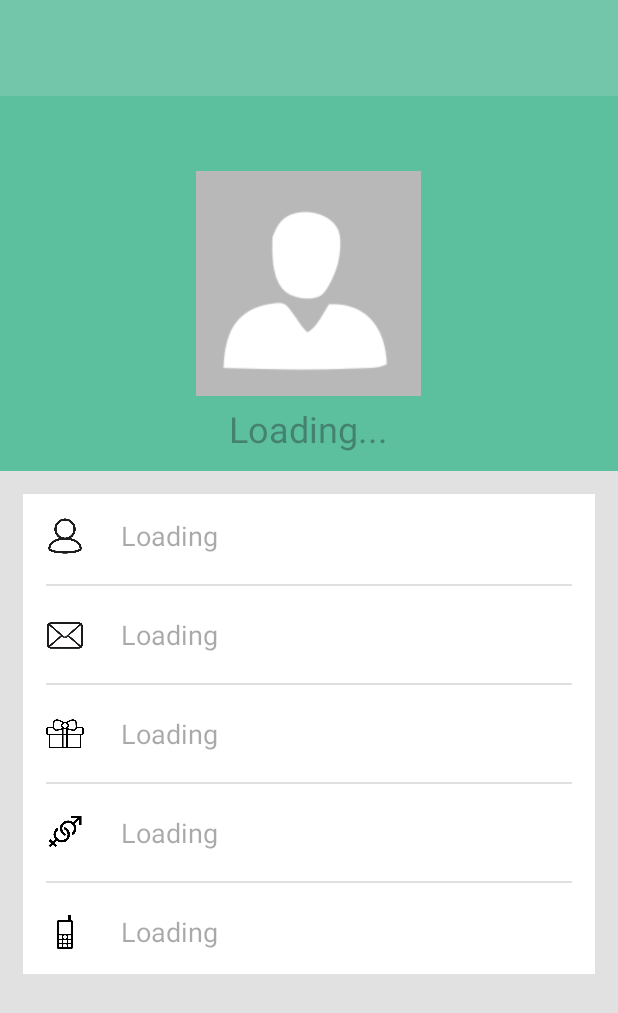
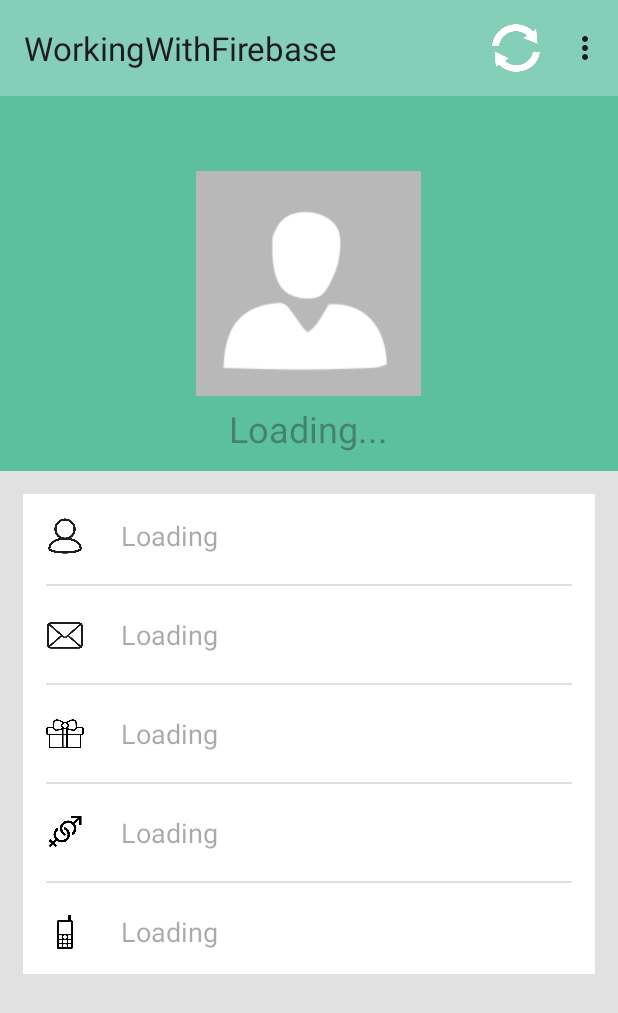
Before and after one commit to Henosit/Barbershop-Application, an Android app: the FragmentUserProfile screen opened directly, with no data from a screen before it, on a phone screen of 412 x 824 dp. Shown: the top 1013 px of the screen. Run offline under Robolectric (Android 15) with nearby library versions, the phone set to English and light mode, and no system bars; our stand-ins replace Firebase (no records; nobody signed in at launch, a user with empty details on screens opened directly).

Commit message:
added a main menu in main activity that is visible only in fragment user profile!

```diff
--- a/app/src/main/java/com/example/workingwithfirebase/activities/MainActivity.java
+++ b/app/src/main/java/com/example/workingwithfirebase/activities/MainActivity.java
@@ -2,37 +2,136 @@ package com.example.workingwithfirebase.activities;
 
 import androidx.appcompat.app.AppCompatActivity;
 
-import androidx.annotation.NonNull;
 import androidx.appcompat.widget.Toolbar;
-import androidx.core.view.MenuProvider;
 import androidx.navigation.Navigation;
+import androidx.navigation.fragment.NavHostFragment;
 
+import android.content.Intent;
 import android.os.Bundle;
-import android.util.Log;
 import android.view.Menu;
 import android.view.MenuInflater;
 import android.view.MenuItem;
 import android.view.View;
-import android.widget.EditText;
-import android.widget.TextView;
 import android.widget.Toast;
 
 import com.example.workingwithfirebase.R;
-import com.google.android.gms.tasks.OnCompleteListener;
-import com.google.android.gms.tasks.Task;
-import com.google.firebase.auth.AuthResult;
-import com.google.firebase.auth.FirebaseAuth;
-import com.google.firebase.database.DataSnapshot;
-import com.google.firebase.database.DatabaseError;
-import com.google.firebase.database.DatabaseReference;
-import com.google.firebase.database.FirebaseDatabase;
-import com.google.firebase.database.ValueEventListener;
+import com.example.workingwithfirebase.fragments.FragmentUserProfile;
 
 public class MainActivity extends AppCompatActivity {
 
+    private Toolbar toolbar;
     @Override
     protected void onCreate(Bundle savedInstanceState) {
         super.onCreate(savedInstanceState);
         setContentView(R.layout.activity_main);
+
+        // Find the Toolbar by its ID
+        toolbar = findViewById(R.id.toolbar);
+
+        // Set the Toolbar as the support action bar
+        setSupportActionBar(toolbar);
+    }
+
+    @Override
+    public boolean onCreateOptionsMenu(Menu menu) {
+        MenuInflater inflater = getMenuInflater();
+        inflater.inflate(R.menu.main_menu, menu);
+
+        // Find the NavHostFragment
+        NavHostFragment navHostFragment = (NavHostFragment) getSupportFragmentManager().findFragmentById(R.id.fragmentContainerView);
+        if (navHostFragment!=null) {
+            // Find the FragmentUserProfile within the NavHostFragment
+            try {
+                FragmentUserProfile fragmentUserProfile = (FragmentUserProfile) navHostFragment.getChildFragmentManager().getFragments().get(0);
+                if (fragmentUserProfile != null) {
+                    MenuItem refreshMenuItem = menu.findItem(R.id.menu_refresh);
+                    refreshMenuItem.setOnMenuItemClickListener(new MenuItem.OnMenuItemClickListener() {
+                        @Override
+                        public boolean onMenuItemClick(MenuItem item) {
+                            // Refresh
+                            fragmentUserProfile.refresh();
+                            overridePendingTransition(0,0);
+                            return true;
+                        }
+                    });
+
+//                MenuItem updateProfileMenuItem = menu.findItem(R.id.menu_update_profile);
+//                updateProfileMenuItem.setOnMenuItemClickListener(new MenuItem.OnMenuItemClickListener() {
+//                    @Override
+//                    public boolean onMenuItemClick(MenuItem item) {
+//                        // Update Profile
+//                        Intent intent = new Intent (MainActivity.this, UpdateProfileActivity.class);
+//                        startActivity(intent);
+//                        return true;
+//                    }
+//                });
+
+//                MenuItem updateEmailMenuItem = menu.findItem(R.id.menu_update_email);
+//                updateEmailMenuItem.setOnMenuItemClickListener(new MenuItem.OnMenuItemClickListener() {
+//                    @Override
+//                    public boolean onMenuItemClick(MenuItem item) {
+//                        // Update Email
+//                        Intent intent = new Intent (MainActivity.this, UpdateEmailActivity.class);
+//                        startActivity(intent);
+//                        return true;
+//                    }
+//                });
+
+                    MenuItem settingsMenuItem = menu.findItem(R.id.menu_settings);
+                    settingsMenuItem.setOnMenuItemClickListener(new MenuItem.OnMenuItemClickListener() {
+                        @Override
+                        public boolean onMenuItemClick(MenuItem item) {
+                            // Settings
+                            Toast.makeText(MainActivity.this,"Settings",Toast.LENGTH_SHORT).show();
+                            return true;
+                        }
+                    });
+
+//                MenuItem changePasswordMenuItem = menu.findItem(R.id.menu_change_password);
+//                changePasswordMenuItem.setOnMenuItemClickListener(new MenuItem.OnMenuItemClickListener() {
+//                    @Override
+//                    public boolean onMenuItemClick(MenuItem item) {
+//                        // Change Password
+//                        Intent intent = new Intent (MainActivity.this, ChangePasswordActivity.class);
+//                        startActivity(intent);
+//                        return true;
+//                    }
+//                });
+//
+//                MenuItem deleteProfileMenuItem = menu.findItem(R.id.menu_delete_profile);
+//                deleteProfileMenuItem.setOnMenuItemClickListener(new MenuItem.OnMenuItemClickListener() {
+//                    @Override
+//                    public boolean onMenuItemClick(MenuItem item) {
+//                        // Delete Profile
+//                        Intent intent = new Intent (MainActivity.this, DeleteProfileActivity.class);
+//                        startActivity(intent);
+//                        return true;
+//                    }
+//                });
+
+                    MenuItem logoutMenuItem = menu.findItem(R.id.menu_logout);
+                    logoutMenuItem.setOnMenuItemClickListener(new MenuItem.OnMenuItemClickListener() {
+                        @Override
+                        public boolean onMenuItemClick(MenuItem item) {
+                            // Sign Out
+                            fragmentUserProfile.signOut();
+                            Toast.makeText(MainActivity.this,"Logged Out",Toast.LENGTH_LONG).show();
+                            Navigation.findNavController(MainActivity.this,R.id.fragmentContainerView).navigate(R.id.action_fragmentUserProfile_to_fragmentInitial );
+                            toolbar.setVisibility(View.GONE);
+                            return true;
+                        }
+                    });
+                }
+            } catch (Exception e) {
+                e.printStackTrace();
+            }
+
+        }
+
+        return true;
+    }
+
+    public Toolbar getToolbar() {
+        return toolbar;
     }
 }
--- a/app/src/main/java/com/example/workingwithfirebase/fragments/FragmentLogin.java
+++ b/app/src/main/java/com/example/workingwithfirebase/fragments/FragmentLogin.java
@@ -91,9 +91,6 @@ public class FragmentLogin extends Fragment {
         }
         try {
             fragmentActivity = getActivity();
-            if (fragmentActivity != null) {
-                Toast.makeText(getActivity(), "You can register now", Toast.LENGTH_SHORT).show();
-            }
         } catch (NullPointerException e) {
             e.printStackTrace();
         }
@@ -190,7 +187,7 @@ public class FragmentLogin extends Fragment {
                         View view = getView();
                         if (view != null) {
                             try {
-                                Navigation.findNavController(view).navigate(R.id.action_fragmentInitial_to_fragmentLoginOK);
+                                Navigation.findNavController(view).navigate(R.id.action_fragmentInitial_to_fragmentUserProfile);
                             } catch (Exception e) {
                                 e.printStackTrace();
                             }
@@ -229,7 +226,7 @@ public class FragmentLogin extends Fragment {
                 View v = getView();
                 try {
                     if (v!=null) {
-                        Navigation.findNavController(v).navigate(R.id.action_fragmentInitial_to_fragmentLoginOK);
+                        Navigation.findNavController(v).navigate(R.id.action_fragmentInitial_to_fragmentUserProfile);
                     }
                 } catch (Exception e) {
                     e.printStackTrace();
--- a/app/src/main/java/com/example/workingwithfirebase/fragments/FragmentRegister.java
+++ b/app/src/main/java/com/example/workingwithfirebase/fragments/FragmentRegister.java
@@ -206,7 +206,7 @@ public class FragmentRegister extends Fragment {
                                 Toast.makeText(fragmentActivity,"User registered successfully. Please verify your email", Toast.LENGTH_SHORT).show();
 
                                 // Navigate to the user profile
-                                Navigation.findNavController(getView()).navigate(R.id.action_fragmentReg_to_fragmentLoginOK);
+                                Navigation.findNavController(getView()).navigate(R.id.action_fragmentReg_to_fragmentUserProfile);
                             }
                             else {
                                 Toast.makeText(fragmentActivity,"User registration failed. Please try again.",Toast.LENGTH_SHORT).show();
--- a/app/src/main/java/com/example/workingwithfirebase/fragments/FragmentUserProfile.java
+++ b/app/src/main/java/com/example/workingwithfirebase/fragments/FragmentUserProfile.java
@@ -3,6 +3,7 @@ package com.example.workingwithfirebase.fragments;
 import android.os.Bundle;
 
 import androidx.annotation.NonNull;
+import androidx.appcompat.widget.Toolbar;
 import androidx.core.view.MenuProvider;
 import androidx.fragment.app.Fragment;
 import androidx.fragment.app.FragmentActivity;
@@ -18,6 +19,7 @@ import android.widget.ProgressBar;
 import android.widget.TextView;
 import android.widget.Toast;
 
+import com.example.workingwithfirebase.activities.MainActivity;
 import com.example.workingwithfirebase.utils.ErrorHandler;
 import com.example.workingwithfirebase.R;
 import com.example.workingwithfirebase.utils.ReadWriteUserDetails;
@@ -28,6 +30,9 @@ import com.google.firebase.database.DatabaseError;
 import com.google.firebase.database.DatabaseReference;
 import com.google.firebase.database.FirebaseDatabase;
 import com.google.firebase.database.ValueEventListener;
+
+import androidx.fragment.app.FragmentManager;
+import androidx.fragment.app.FragmentTransaction;
 
 /**
  * A simple {@link Fragment} subclass.
@@ -103,6 +108,13 @@ public class FragmentUserProfile extends Fragment {
         textViewMobile = v.findViewById(R.id.textView_show_mobile);
         progressBar = v.findViewById(R.id.progressBar);
 
+        // Toolbar
+        MainActivity mainActivity = (MainActivity) getActivity();
+        if (mainActivity!=null) {
+            Toolbar toolbar = mainActivity.getToolbar();
+            toolbar.setVisibility(View.VISIBLE);
+        }
+
         authProfile = FirebaseAuth.getInstance();
         FirebaseUser firebaseUser = authProfile.getCurrentUser();
 
@@ -158,12 +170,11 @@ public class FragmentUserProfile extends Fragment {
         });
     }
 
-    // Creating ActionBar Menu
+    public void refresh() {
+        showUserProfile(FirebaseAuth.getInstance().getCurrentUser());
+    }
 
-
-    // androidx.activity.ComponentActivity now implements MenuHost, an interface that allows any component,
-    // including your activity itself, to add menu items by calling addMenuProvider(MenuProvider) without forcing all components
-    // through this single method override. As this provides a consistent, optionally Lifecycle -aware, and modular way to handle
-    // menu creation and item selection, replace usages of this method with one or more calls to addMenuProvider(MenuProvider) in your
-    // Activity's onCreate(Bundle) method, having each provider override MenuProvider.onCreateMenu(Menu, MenuInflater) to create their menu item
+    public void signOut() {
+        authProfile.signOut();
+    }
 }
--- a/app/src/main/res/layout/activity_main.xml
+++ b/app/src/main/res/layout/activity_main.xml
@@ -7,6 +7,15 @@
     android:orientation="vertical"
     tools:context=".activities.MainActivity" >
 
+    <androidx.appcompat.widget.Toolbar
+        android:id="@+id/toolbar"
+        android:layout_width="match_parent"
+        android:layout_height="wrap_content"
+        android:background="#BF5CC09F"
+        android:minHeight="?attr/actionBarSize"
+        android:theme="?attr/actionBarTheme"
+        android:visibility="gone" />
+
     <androidx.fragment.app.FragmentContainerView
         android:id="@+id/fragmentContainerView"
         android:name="androidx.navigation.fragment.NavHostFragment"
--- a/app/src/main/res/layout/fragment_user_profile.xml
+++ b/app/src/main/res/layout/fragment_user_profile.xml
@@ -10,14 +10,6 @@
         android:layout_width="match_parent"
         android:layout_height="wrap_content"
         android:orientation="vertical">
-
-        <androidx.appcompat.widget.Toolbar
-            android:id="@+id/toolbar"
-            android:layout_width="match_parent"
-            android:layout_height="wrap_content"
-            android:background="#D35CC09F"
-            android:minHeight="?attr/actionBarSize"
-            android:theme="?attr/actionBarTheme" />
 
         <RelativeLayout
             android:layout_width="match_parent"
--- a/app/src/main/res/navigation/nav_graph.xml
+++ b/app/src/main/res/navigation/nav_graph.xml
@@ -13,21 +13,25 @@
             android:id="@+id/action_fragmentInitial_to_fragmentReg"
             app:destination="@id/fragmentReg" />
         <action
-            android:id="@+id/action_fragmentInitial_to_fragmentLoginOK"
-            app:destination="@id/fragmentLoginOK" />
+            android:id="@+id/action_fragmentInitial_to_fragmentUserProfile"
+            app:destination="@id/fragmentUserProfile" />
     </fragment>
     <fragment
-        android:id="@+id/fragmentLoginOK"
+        android:id="@+id/fragmentUserProfile"
         android:name="com.example.workingwithfirebase.fragments.FragmentUserProfile"
-        android:label="fragment_login_o_k"
-        tools:layout="@layout/fragment_user_profile" />
+        android:label="fragment_user_profile"
+        tools:layout="@layout/fragment_user_profile" >
+        <action
+            android:id="@+id/action_fragmentUserProfile_to_fragmentInitial"
+            app:destination="@id/fragmentInitial" />
+    </fragment>
     <fragment
         android:id="@+id/fragmentReg"
         android:name="com.example.workingwithfirebase.fragments.FragmentRegister"
         android:label="fragment_reg"
         tools:layout="@layout/fragment_reg" >
         <action
-            android:id="@+id/action_fragmentReg_to_fragmentLoginOK"
-            app:destination="@id/fragmentLoginOK" />
+            android:id="@+id/action_fragmentReg_to_fragmentUserProfile"
+            app:destination="@id/fragmentUserProfile" />
     </fragment>
 </navigation>
```
Also changed, not shown: app/src/main/res/layout/activity_menu.xml (deleted, +0 -9 lines), app/src/main/res/menu/main_menu.xml (renamed from app/src/main/res/menu/common_menu.xml).
